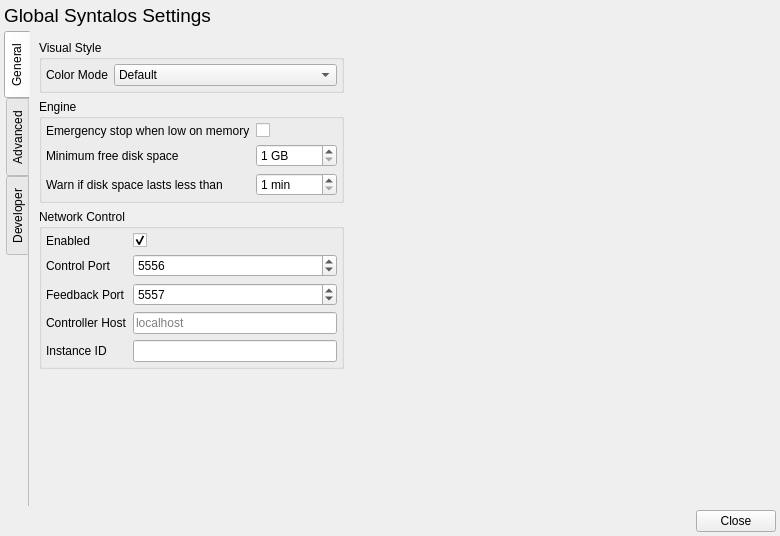
syntalos/syntalos, file src/globalconfigdialog.ui: the form before one commit.
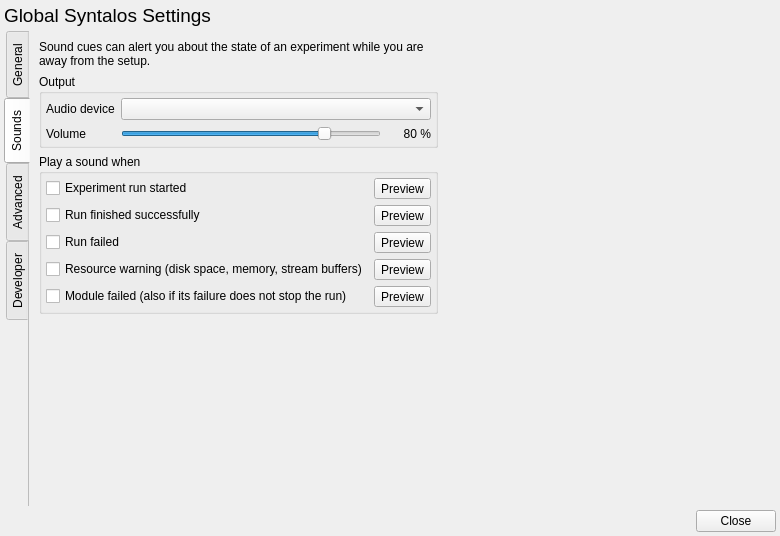
The form after the commit. The open tabs and pages were chosen to show the change. Icons and pictures are not drawn.

Commit message: Add option to emit sound cues about the experiment run state

Patch:
```diff
--- a/src/globalconfigdialog.ui
+++ b/src/globalconfigdialog.ui
@@ -355,6 +355,280 @@
        </item>
       </layout>
      </widget>
+     <widget class="QWidget" name="tabSounds">
+      <attribute name="icon">
+       <iconset theme="audio-volume-high"/>
+      </attribute>
+      <attribute name="title">
+       <string>Sounds</string>
+      </attribute>
+      <layout class="QHBoxLayout" name="horizontalLayoutSounds">
+       <item>
+        <widget class="QWidget" name="widgetSounds" native="true">
+         <layout class="QVBoxLayout" name="verticalLayoutSounds">
+          <property name="leftMargin">
+           <number>0</number>
+          </property>
+          <property name="topMargin">
+           <number>0</number>
+          </property>
+          <property name="rightMargin">
+           <number>0</number>
+          </property>
+          <property name="bottomMargin">
+           <number>0</number>
+          </property>
+          <item>
+           <widget class="QLabel" name="soundsInfoLabel">
+            <property name="text">
+             <string>Sound cues can alert you about the state of an experiment while you are away from the setup.</string>
+            </property>
+            <property name="wordWrap">
+             <bool>true</bool>
+            </property>
+           </widget>
+          </item>
+          <item>
+           <widget class="QGroupBox" name="groupBoxSoundOutput">
+            <property name="title">
+             <string>Output</string>
+            </property>
+            <layout class="QFormLayout" name="formLayoutSoundOutput">
+             <property name="leftMargin">
+              <number>4</number>
+             </property>
+             <property name="topMargin">
+              <number>4</number>
+             </property>
+             <property name="rightMargin">
+              <number>4</number>
+             </property>
+             <property name="bottomMargin">
+              <number>4</number>
+             </property>
+             <item row="0" column="0">
+              <widget class="QLabel" name="soundDeviceLabel">
+               <property name="text">
+                <string>Audio device</string>
+               </property>
+              </widget>
+             </item>
+             <item row="0" column="1">
+              <widget class="QComboBox" name="cbSoundDevice"/>
+             </item>
+             <item row="1" column="0">
+              <widget class="QLabel" name="soundVolumeLabel">
+               <property name="text">
+                <string>Volume</string>
+               </property>
+              </widget>
+             </item>
+             <item row="1" column="1">
+              <layout class="QHBoxLayout" name="horizontalLayoutVolume">
+               <item>
+                <widget class="QSlider" name="slSoundVolume">
+                 <property name="maximum">
+                  <number>100</number>
+                 </property>
+                 <property name="value">
+                  <number>80</number>
+                 </property>
+                 <property name="orientation">
+                  <enum>Qt::Orientation::Horizontal</enum>
+                 </property>
+                </widget>
+               </item>
+               <item>
+                <widget class="QLabel" name="lblSoundVolume">
+                 <property name="minimumSize">
+                  <size>
+                   <width>44</width>
+                   <height>0</height>
+                  </size>
+                 </property>
+                 <property name="text">
+                  <string>80 %</string>
+                 </property>
+                 <property name="alignment">
+                  <set>Qt::AlignmentFlag::AlignRight|Qt::AlignmentFlag::AlignTrailing|Qt::AlignmentFlag::AlignVCenter</set>
+                 </property>
+                </widget>
+               </item>
+              </layout>
+             </item>
+            </layout>
+           </widget>
+          </item>
+          <item>
+           <widget class="QGroupBox" name="groupBoxSoundCues">
+            <property name="title">
+             <string>Play a sound when</string>
+            </property>
+            <layout class="QGridLayout" name="gridLayoutSoundCues" columnstretch="1,0">
+             <property name="leftMargin">
+              <number>4</number>
+             </property>
+             <property name="topMargin">
+              <number>4</number>
+             </property>
+             <property name="rightMargin">
+              <number>4</number>
+             </property>
+             <property name="bottomMargin">
+              <number>4</number>
+             </property>
+             <item row="0" column="0">
+              <widget class="QCheckBox" name="cbCueRunStarted">
+               <property name="text">
+                <string>Experiment run started</string>
+               </property>
+              </widget>
+             </item>
+             <item row="0" column="1">
+              <widget class="QToolButton" name="btnCueRunStarted">
+               <property name="toolTip">
+                <string>Preview</string>
+               </property>
+               <property name="text">
+                <string>Preview</string>
+               </property>
+               <property name="icon">
+                <iconset theme="media-playback-start"/>
+               </property>
+               <property name="toolButtonStyle">
+                <enum>Qt::ToolButtonStyle::ToolButtonIconOnly</enum>
+               </property>
+              </widget>
+             </item>
+             <item row="1" column="0">
+              <widget class="QCheckBox" name="cbCueRunSuccess">
+               <property name="text">
+                <string>Run finished successfully</string>
+               </property>
+              </widget>
+             </item>
+             <item row="1" column="1">
+              <widget class="QToolButton" name="btnCueRunSuccess">
+               <property name="toolTip">
+                <string>Preview</string>
+               </property>
+               <property name="text">
+                <string>Preview</string>
+               </property>
+               <property name="icon">
+                <iconset theme="media-playback-start"/>
+               </property>
+               <property name="toolButtonStyle">
+                <enum>Qt::ToolButtonStyle::ToolButtonIconOnly</enum>
+               </property>
+              </widget>
+             </item>
+             <item row="2" column="0">
+              <widget class="QCheckBox" name="cbCueRunFailure">
+               <property name="text">
+                <string>Run failed</string>
+               </property>
+              </widget>
+             </item>
+             <item row="2" column="1">
+              <widget class="QToolButton" name="btnCueRunFailure">
+               <property name="toolTip">
+                <string>Preview</string>
+               </property>
+               <property name="text">
+                <string>Preview</string>
+               </property>
+               <property name="icon">
+                <iconset theme="media-playback-start"/>
+               </property>
+               <property name="toolButtonStyle">
+                <enum>Qt::ToolButtonStyle::ToolButtonIconOnly</enum>
+               </property>
+              </widget>
+             </item>
+             <item row="3" column="0">
+              <widget class="QCheckBox" name="cbCueResourceWarning">
+               <property name="text">
+                <string>Resource warning (disk space, memory, stream buffers)</string>
+               </property>
+              </widget>
+             </item>
+             <item row="3" column="1">
+              <widget class="QToolButton" name="btnCueResourceWarning">
+               <property name="toolTip">
+                <string>Preview</string>
+               </property>
+               <property name="text">
+                <string>Preview</string>
+               </property>
+               <property name="icon">
+                <iconset theme="media-playback-start"/>
+               </property>
+               <property name="toolButtonStyle">
+                <enum>Qt::ToolButtonStyle::ToolButtonIconOnly</enum>
+               </property>
+              </widget>
+             </item>
+             <item row="4" column="0">
+              <widget class="QCheckBox" name="cbCueModuleFailed">
+               <property name="text">
+                <string>Module failed (also if its failure does not stop the run)</string>
+               </property>
+              </widget>
+             </item>
+             <item row="4" column="1">
+              <widget class="QToolButton" name="btnCueModuleFailed">
+               <property name="toolTip">
+                <string>Preview</string>
+               </property>
+               <property name="text">
+                <string>Preview</string>
+               </property>
+               <property name="icon">
+                <iconset theme="media-playback-start"/>
+               </property>
+               <property name="toolButtonStyle">
+                <enum>Qt::ToolButtonStyle::ToolButtonIconOnly</enum>
+               </property>
+              </widget>
+             </item>
+            </layout>
+           </widget>
+          </item>
+          <item>
+           <spacer name="verticalSpacerSounds">
+            <property name="orientation">
+             <enum>Qt::Orientation::Vertical</enum>
+            </property>
+            <property name="sizeHint" stdset="0">
+             <size>
+              <width>20</width>
+              <height>398</height>
+             </size>
+            </property>
+           </spacer>
+          </item>
+         </layout>
+        </widget>
+       </item>
+       <item>
+        <spacer name="horizontalSpacerSounds">
+         <property name="orientation">
+          <enum>Qt::Orientation::Horizontal</enum>
+         </property>
+         <property name="sizeType">
+          <enum>QSizePolicy::Policy::Expanding</enum>
+         </property>
+         <property name="sizeHint" stdset="0">
+          <size>
+           <width>500</width>
+           <height>0</height>
+          </size>
+         </property>
+        </spacer>
+       </item>
+      </layout>
+     </widget>
      <widget class="QWidget" name="tabAdvanced">
       <attribute name="icon">
        <iconset theme="blur"/>
```
The commit also changes 12 other files.
